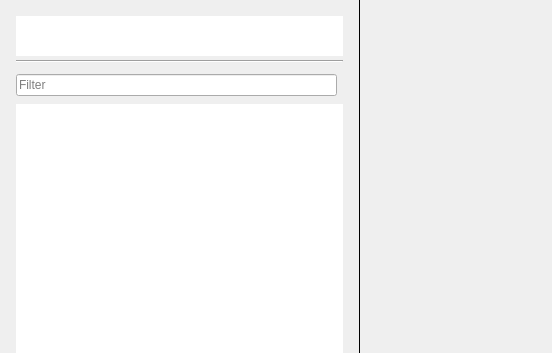
This is client/libclient/src/ui/widgets/properties/accessible_resources_widget.ui in networkoptix/nx_open as Qt 5 draws it before an edit. The edited form follows.
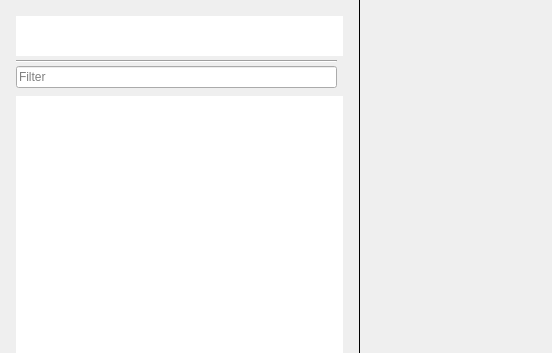
This is the edited form. Custom widgets are drawn as their Qt base class.

Commit message:
VMS-4841: Select resources dialog improvements
<==== Mercurial data ====>
Branch: dev_3.0.0_gui

The edit to the form file:
```diff
--- a/client/libclient/src/ui/widgets/properties/accessible_resources_widget.ui
+++ b/client/libclient/src/ui/widgets/properties/accessible_resources_widget.ui
@@ -90,22 +90,9 @@
         </property>
        </widget>
       </item>
-      <item>
-       <widget class="Line" name="line">
-        <property name="minimumSize">
-         <size>
-          <width>0</width>
-          <height>10</height>
-         </size>
-        </property>
-        <property name="orientation">
-         <enum>Qt::Horizontal</enum>
-        </property>
-       </widget>
-      </item>
       <item>
        <widget class="QWidget" name="filter" native="true">
-        <layout class="QHBoxLayout" name="horizontalLayout_2">
+        <layout class="QVBoxLayout" name="verticalLayout_2">
          <property name="spacing">
           <number>0</number>
          </property>
@@ -113,7 +100,7 @@
           <number>0</number>
          </property>
          <property name="topMargin">
-          <number>8</number>
+          <number>0</number>
          </property>
          <property name="rightMargin">
           <number>6</number>
@@ -121,6 +108,19 @@
          <property name="bottomMargin">
           <number>8</number>
          </property>
+         <item>
+          <widget class="Line" name="line">
+           <property name="minimumSize">
+            <size>
+             <width>0</width>
+             <height>10</height>
+            </size>
+           </property>
+           <property name="orientation">
+            <enum>Qt::Horizontal</enum>
+           </property>
+          </widget>
+         </item>
          <item>
           <widget class="QLineEdit" name="filterLineEdit">
            <property name="placeholderText">
```
